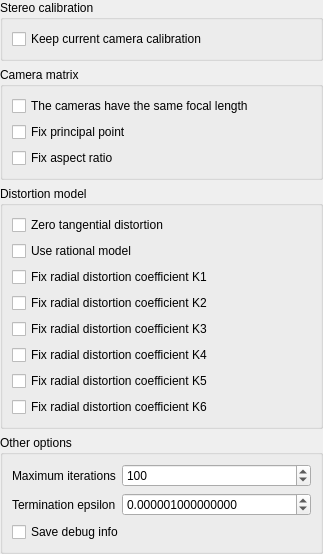
The window that lib/zcameracalibration/src/zpinhole/zopencvstereomulticameracalibratorconfigwidget.ui (nikolaseu/neuvision) describes before a commit, drawn with Qt 5.
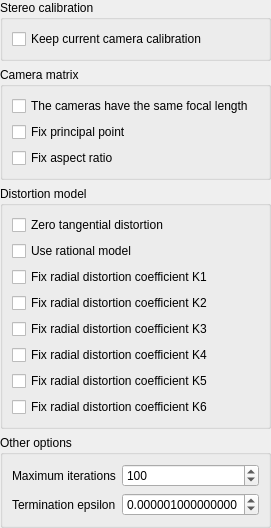
The same window after the commit.

```diff
--- a/lib/zcameracalibration/src/zpinhole/zopencvstereomulticameracalibratorconfigwidget.ui
+++ b/lib/zcameracalibration/src/zpinhole/zopencvstereomulticameracalibratorconfigwidget.ui
@@ -6,8 +6,8 @@
    <rect>
     <x>0</x>
     <y>0</y>
-    <width>323</width>
-    <height>519</height>
+    <width>243</width>
+    <height>454</height>
    </rect>
   </property>
   <property name="windowTitle">
@@ -75,13 +75,6 @@
         </property>
        </widget>
       </item>
-      <item row="2" column="0" colspan="2">
-       <widget class="QCheckBox" name="debugModeCheckBox">
-        <property name="text">
-         <string>Save debug info</string>
-        </property>
-       </widget>
-      </item>
      </layout>
     </widget>
    </item>
```
